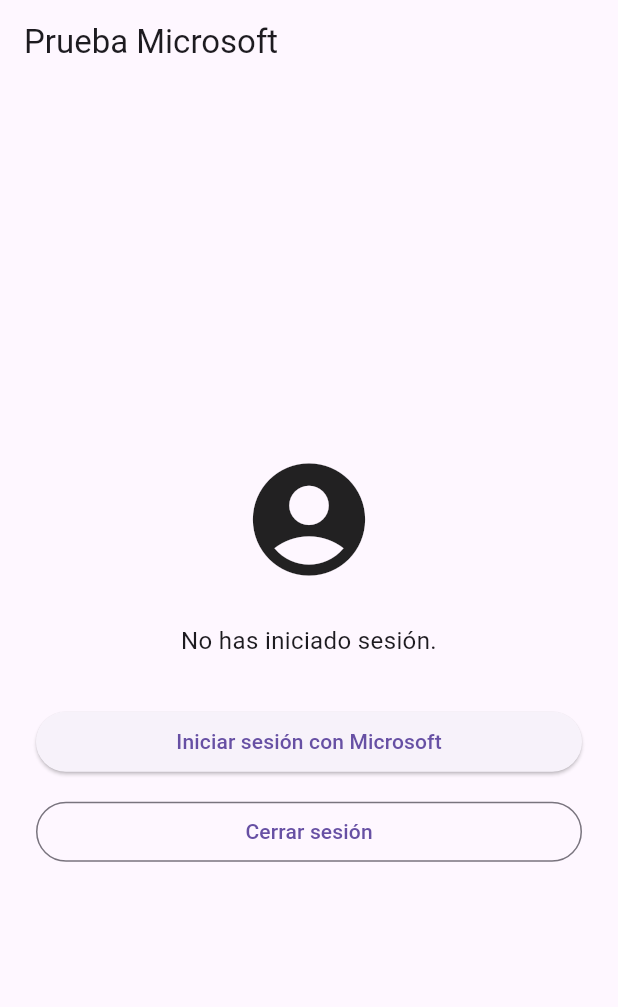
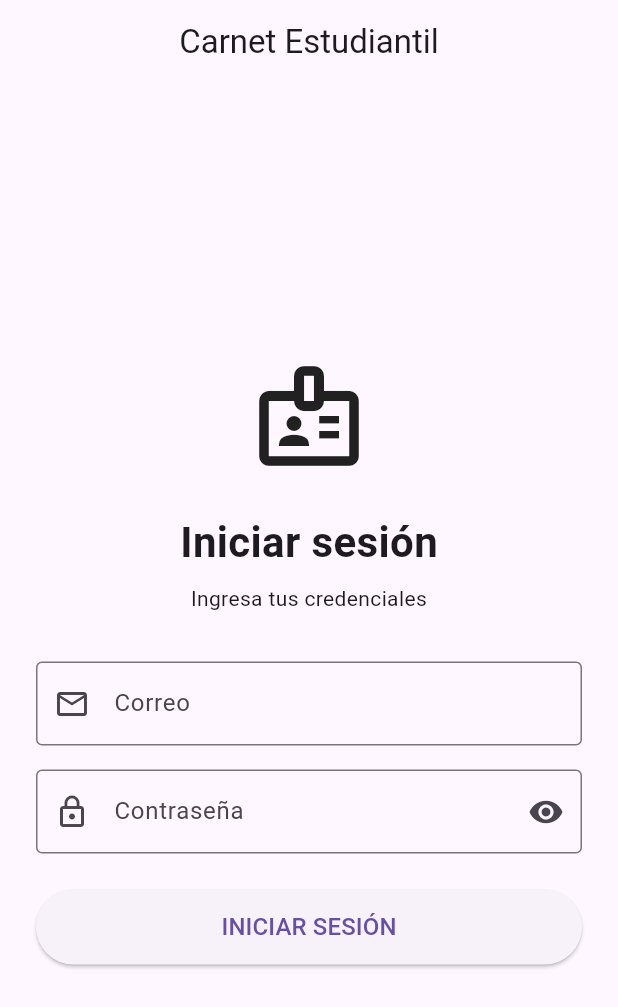
Before and after one commit to Anib-28/Aplicacion-Validacion-en-dart, a Flutter app: the screen it shows after launch, on a phone screen of 412 x 824 dp. Shown: the top 1007 px of the screen. Run offline on Flutter 3.47's test engine with Material 3 defaults, Android fonts, the phone set to English and light mode, and no system bars; our stand-ins replace qr_flutter, shared_preferences; missing offline and left inert: mobile_scanner, msal_auth.

Commit message:
Inicio de sesion con correo y contraseña

```diff
--- a/lib/main.dart
+++ b/lib/main.dart
@@ -2,13 +2,13 @@
 
 import 'package:flutter/material.dart';
 
-import 'screens/home_screen.dart';
-import 'screens/microsoft_login_test_screen.dart';
+import 'screens/local_login_screen.dart';
 
 class MyHttpOverrides extends HttpOverrides {
   @override
   HttpClient createHttpClient(SecurityContext? context) {
     final client = super.createHttpClient(context);
+
     client.badCertificateCallback = (
       X509Certificate cert,
       String host,
@@ -23,19 +23,21 @@
   // Permite utilizar el certificado HTTPS
   // de desarrollo de la API local.
   HttpOverrides.global = MyHttpOverrides();
+
   runApp(const CarnetEstudiantilApp());
 }
 
 class CarnetEstudiantilApp extends StatelessWidget {
   const CarnetEstudiantilApp({super.key});
+
   @override
   Widget build(BuildContext context) {
     return MaterialApp(
       debugShowCheckedModeBanner: false,
-
       title: 'Carnet Estudiantil',
 
-      home: const MicrosoftLoginTestScreen(),
+      // Login local con usuario y contraseña.
+      home: const LocalLoginScreen(),
     );
   }
 }
--- /dev/null
+++ b/lib/screens/local_login_screen.dart
@@ -0,0 +1,208 @@
+import 'package:flutter/material.dart';
+
+import '../services/local_auth_service.dart';
+import '../utils/app_constants.dart';
+import 'home_screen.dart';
+
+class LocalLoginScreen extends StatefulWidget {
+  const LocalLoginScreen({super.key});
+
+  @override
+  State<LocalLoginScreen> createState() => _LocalLoginScreenState();
+}
+
+class _LocalLoginScreenState extends State<LocalLoginScreen> {
+  final _formKey = GlobalKey<FormState>();
+  final _correoController = TextEditingController();
+  final _contrasenaController = TextEditingController();
+
+  final LocalAuthService _authService = LocalAuthService();
+
+  bool _cargando = false;
+  bool _mostrarContrasena = false;
+
+  @override
+  void dispose() {
+    _correoController.dispose();
+    _contrasenaController.dispose();
+    super.dispose();
+  }
+
+  Future<void> _iniciarSesion() async {
+    if (!_formKey.currentState!.validate()) {
+      return;
+    }
+
+    setState(() {
+      _cargando = true;
+    });
+
+    try {
+      final response = await AppConstants.login(
+        correo: _correoController.text.trim(),
+        contrasena: _contrasenaController.text,
+      );
+
+      if (!mounted) return;
+
+      if (response['exitoso'] == true) {
+        final token = response['token'] as String? ?? '';
+        final idUsuario = response['idUsuario'] as int? ?? 0;
+        final correo = response['correo'] as String? ?? '';
+        final rol = response['rol'] as String? ?? '';
+
+        await _authService.guardarSesion(
+          token: token,
+          idUsuario: idUsuario,
+          correo: correo,
+          rol: rol,
+        );
+
+        if (!mounted) return;
+
+        Navigator.pushReplacement(
+          context,
+          MaterialPageRoute(builder: (context) => const HomeScreen()),
+        );
+
+        return;
+      }
+
+      _mostrarMensaje(
+        response['mensaje']?.toString() ?? 'No fue posible iniciar sesión.',
+      );
+    } catch (e) {
+      if (!mounted) return;
+
+      _mostrarMensaje('No se pudo conectar con el servidor.');
+    } finally {
+      if (mounted) {
+        setState(() {
+          _cargando = false;
+        });
+      }
+    }
+  }
+
+  void _mostrarMensaje(String mensaje) {
+    ScaffoldMessenger.of(context)
+        .showSnackBar(SnackBar(content: Text(mensaje)));
+  }
+
+  @override
+  Widget build(BuildContext context) {
+    return Scaffold(
+      appBar: AppBar(
+        title: const Text('Carnet Estudiantil'),
+        centerTitle: true,
+      ),
+      body: SafeArea(
+        child: Center(
+          child: SingleChildScrollView(
+            padding: const EdgeInsets.all(24),
+            child: Form(
+              key: _formKey,
+              child: Column(
+                mainAxisSize: MainAxisSize.min,
+                children: [
+                  const Icon(Icons.badge_outlined, size: 80),
+                  const SizedBox(height: 24),
+
+                  const Text(
+                    'Iniciar sesión',
+                    style: TextStyle(fontSize: 28, fontWeight: FontWeight.bold),
+                  ),
+
+                  const SizedBox(height: 8),
+
+                  const Text(
+                    'Ingresa tus credenciales',
+                    textAlign: TextAlign.center,
+                  ),
+
+                  const SizedBox(height: 32),
+
+                  TextFormField(
+                    controller: _correoController,
+                    keyboardType: TextInputType.emailAddress,
+                    textInputAction: TextInputAction.next,
+                    decoration: const InputDecoration(
+                      labelText: 'Correo',
+                      hintText: 'usuario@universidad.edu.ec',
+                      prefixIcon: Icon(Icons.email_outlined),
+                      border: OutlineInputBorder(),
+                    ),
+                    validator: (value) {
+                      if (value == null || value.trim().isEmpty) {
+                        return 'Ingresa tu correo.';
+                      }
+
+                      return null;
+                    },
+                  ),
+
+                  const SizedBox(height: 16),
+
+                  TextFormField(
+                    controller: _contrasenaController,
+                    obscureText: !_mostrarContrasena,
+                    textInputAction: TextInputAction.done,
+                    onFieldSubmitted: (_) {
+                      if (!_cargando) {
+                        _iniciarSesion();
+                      }
+                    },
+                    decoration: InputDecoration(
+                      labelText: 'Contraseña',
+                      prefixIcon: const Icon(Icons.lock_outline),
+                      border: const OutlineInputBorder(),
+                      suffixIcon: IconButton(
+                        onPressed: () {
+                          setState(() {
+                            _mostrarContrasena = !_mostrarContrasena;
+                          });
+                        },
+                        icon: Icon(
+                          _mostrarContrasena
+                              ? Icons.visibility_off
+                              : Icons.visibility,
+                        ),
+                      ),
+                    ),
+                    validator: (value) {
+                      if (value == null || value.isEmpty) {
+                        return 'Ingresa tu contraseña.';
+                      }
+
+                      return null;
+                    },
+                  ),
+
+                  const SizedBox(height: 24),
+
+                  SizedBox(
+                    width: double.infinity,
+                    height: 50,
+                    child: ElevatedButton(
+                      onPressed: _cargando ? null : _iniciarSesion,
+                      child: _cargando
+                          ? const SizedBox(
+                              width: 24,
+                              height: 24,
+                              child: CircularProgressIndicator(strokeWidth: 2),
+                            )
+                          : const Text(
+                              'INICIAR SESIÓN',
+                              style: TextStyle(fontSize: 16),
+                            ),
+                    ),
+                  ),
+                ],
+              ),
+            ),
+          ),
+        ),
+      ),
+    );
+  }
+}
--- a/lib/screens/microsoft_login_test_screen.dart
+++ b/lib/screens/microsoft_login_test_screen.dart
@@ -25,6 +25,8 @@
 
     try {
       await _authService.iniciarSesion();
+
+      await _authService.mostrarInformacionToken();
 
       if (!mounted) return;
 
--- a/lib/utils/app_constants.dart
+++ b/lib/utils/app_constants.dart
@@ -1,4 +1,32 @@
+import 'dart:convert';
+
+import 'package:http/http.dart' as http;
+
 class AppConstants {
   static const String baseUrl = 'https://192.168.100.99:7276';
+
   static const String appName = 'Carnet Estudiantil';
+
+  static Future<Map<String, dynamic>> login({
+    required String correo,
+    required String contrasena,
+  }) async {
+    final url = Uri.parse('$baseUrl/api/Auth/login');
+
+    final response = await http.post(
+      url,
+      headers: {'Content-Type': 'application/json'},
+      body: jsonEncode({'correo': correo, 'contrasena': contrasena}),
+    );
+
+    final data = jsonDecode(response.body);
+
+    if (response.statusCode == 200 ||
+        response.statusCode == 401 ||
+        response.statusCode == 400) {
+      return data;
+    }
+
+    throw Exception('Error al iniciar sesión: ${response.statusCode}');
+  }
 }
--- a/pubspec.yaml
+++ b/pubspec.yaml
@@ -38,6 +38,7 @@
   mobile_scanner: ^7.4.2
   qr_flutter: ^4.1.0
   msal_auth: ^3.5.3
+  shared_preferences: ^2.5.5
 
 dev_dependencies:
   flutter_test:
```
Also changed, not shown: lib/services/api_service.dart (+8 -6 lines), lib/services/local_auth_service.dart (added, +56 -0 lines), lib/services/microsoft_auth_service.dart (+34 -0 lines), pubspec.lock, 2 other files.
